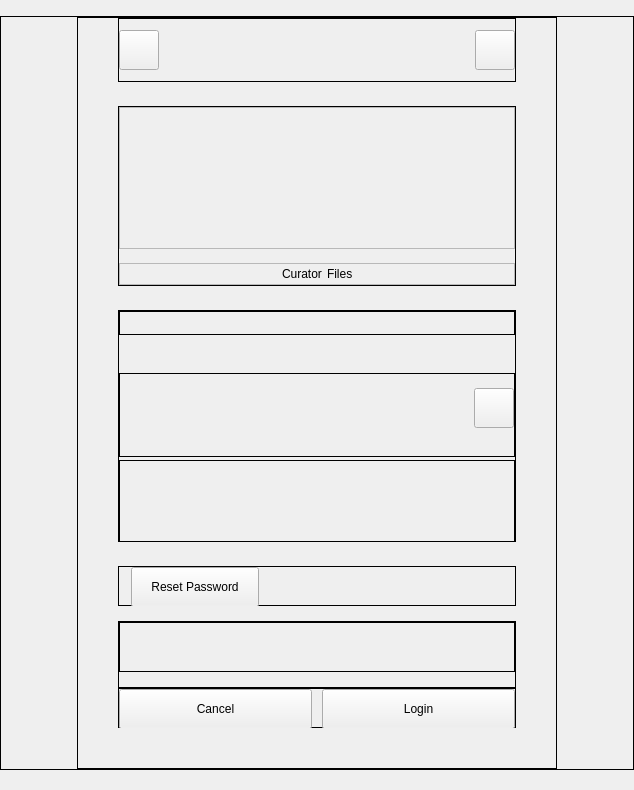
CSG-Development/owncloud-client, file src/gui/newwizard/pages/credentialspage.ui: the form before one commit.
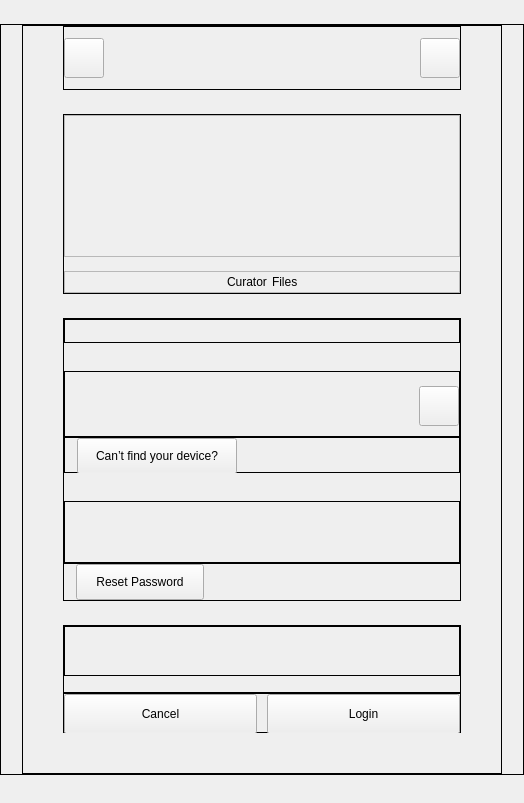
The form after the commit. Custom widgets are drawn as their Qt base class.

The edit to the form file:
```diff
--- a/src/gui/newwizard/pages/credentialspage.ui
+++ b/src/gui/newwizard/pages/credentialspage.ui
@@ -6,8 +6,8 @@
    <rect>
     <x>0</x>
     <y>0</y>
-    <width>634</width>
-    <height>790</height>
+    <width>524</width>
+    <height>803</height>
    </rect>
   </property>
   <property name="windowTitle">
@@ -499,7 +499,7 @@
               </property>
               <layout class="QVBoxLayout" name="verticalLayout_5">
                <property name="spacing">
-                <number>6</number>
+                <number>4</number>
                </property>
                <property name="leftMargin">
                 <number>0</number>
@@ -570,7 +570,7 @@
                  <property name="sizeHint" stdset="0">
                   <size>
                    <width>20</width>
-                   <height>32</height>
+                   <height>24</height>
                   </size>
                  </property>
                 </spacer>
@@ -580,13 +580,13 @@
                  <property name="minimumSize">
                   <size>
                    <width>0</width>
-                   <height>84</height>
+                   <height>66</height>
                   </size>
                  </property>
                  <property name="maximumSize">
                   <size>
                    <width>16777215</width>
-                   <height>84</height>
+                   <height>66</height>
                   </size>
                  </property>
                  <property name="frameShape">
@@ -609,7 +609,7 @@
                    <number>0</number>
                   </property>
                   <property name="bottomMargin">
-                   <number>0</number>
+                   <number>4</number>
                   </property>
                   <item>
                    <widget class="ComboWidget" name="edUrl" native="true"/>
@@ -630,13 +630,13 @@
                       <number>4</number>
                      </property>
                      <property name="topMargin">
-                      <number>0</number>
+                      <number>10</number>
                      </property>
                      <property name="rightMargin">
                       <number>0</number>
                      </property>
                      <property name="bottomMargin">
-                      <number>13</number>
+                      <number>1</number>
                      </property>
                      <item>
                       <widget class="ProgressIndicator" name="progressIndicator" native="true">
@@ -688,18 +688,102 @@
                  </layout>
                 </widget>
                </item>
+               <item>
+                <widget class="QFrame" name="frameCantFindDevice">
+                 <property name="minimumSize">
+                  <size>
+                   <width>0</width>
+                   <height>36</height>
+                  </size>
+                 </property>
+                 <property name="maximumSize">
+                  <size>
+                   <width>16777215</width>
+                   <height>36</height>
+                  </size>
+                 </property>
+                 <property name="frameShape">
+                  <enum>QFrame::Shape::Box</enum>
+                 </property>
+                 <property name="frameShadow">
+                  <enum>QFrame::Shadow::Plain</enum>
+                 </property>
+                 <layout class="QHBoxLayout" name="horizontalLayout_11">
+                  <property name="leftMargin">
+                   <number>12</number>
+                  </property>
+                  <property name="topMargin">
+                   <number>0</number>
+                  </property>
+                  <property name="bottomMargin">
+                   <number>0</number>
+                  </property>
+                  <item>
+                   <widget class="QPushButton" name="btnCantFindDevice">
+                    <property name="minimumSize">
+                     <size>
+                      <width>160</width>
+                      <height>36</height>
+                     </size>
+                    </property>
+                    <property name="maximumSize">
+                     <size>
+                      <width>16777215</width>
+                      <height>36</height>
+                     </size>
+                    </property>
+                    <property name="cursor">
+                     <cursorShape>PointingHandCursor</cursorShape>
+                    </property>
+                    <property name="text">
+                     <string>Can’t find your device?</string>
+                    </property>
+                   </widget>
+                  </item>
+                  <item>
+                   <spacer name="horizontalSpacer_11">
+                    <property name="orientation">
+                     <enum>Qt::Orientation::Horizontal</enum>
+                    </property>
+                    <property name="sizeHint" stdset="0">
+                     <size>
+                      <width>339</width>
+                      <height>20</height>
+                     </size>
+                    </property>
+                   </spacer>
+                  </item>
+                 </layout>
+                </widget>
+               </item>
+               <item>
+                <spacer name="verticalSpacer_10">
+                 <property name="orientation">
+                  <enum>Qt::Orientation::Vertical</enum>
+                 </property>
+                 <property name="sizeType">
+                  <enum>QSizePolicy::Policy::Fixed</enum>
+                 </property>
+                 <property name="sizeHint" stdset="0">
+                  <size>
+                   <width>20</width>
+                   <height>24</height>
+                  </size>
+                 </property>
+                </spacer>
+               </item>
                <item>
                 <widget class="QFrame" name="framePassword">
                  <property name="minimumSize">
                   <size>
                    <width>0</width>
-                   <height>84</height>
+                   <height>66</height>
                   </size>
                  </property>
                  <property name="maximumSize">
                   <size>
                    <width>16777215</width>
-                   <height>84</height>
+                   <height>66</height>
                   </size>
                  </property>
                  <property name="frameShape">
@@ -722,7 +806,7 @@
                    <number>0</number>
                   </property>
                   <property name="bottomMargin">
-                   <number>0</number>
+                   <number>3</number>
                   </property>
                   <item>
                    <widget class="InputWidget" name="edPassword" native="true"/>
@@ -733,34 +817,18 @@
               </layout>
              </widget>
             </item>
-            <item>
-             <spacer name="verticalSpacer_5">
-              <property name="orientation">
-               <enum>Qt::Orientation::Vertical</enum>
-              </property>
-              <property name="sizeType">
-               <enum>QSizePolicy::Policy::Fixed</enum>
-              </property>
-              <property name="sizeHint" stdset="0">
-               <size>
-                <width>20</width>
-                <height>24</height>
-               </size>
-              </property>
-             </spacer>
-            </item>
             <item>
              <widget class="QFrame" name="frameProps">
               <property name="minimumSize">
                <size>
                 <width>0</width>
-                <height>40</height>
+                <height>38</height>
                </size>
               </property>
               <property name="maximumSize">
                <size>
                 <width>16777215</width>
-                <height>40</height>
+                <height>38</height>
                </size>
               </property>
               <property name="frameShape">
@@ -784,13 +852,13 @@
                  <property name="minimumSize">
                   <size>
                    <width>128</width>
-                   <height>40</height>
+                   <height>36</height>
                   </size>
                  </property>
                  <property name="maximumSize">
                   <size>
                    <width>16777215</width>
-                   <height>40</height>
+                   <height>36</height>
                   </size>
                  </property>
                  <property name="cursor">
@@ -822,6 +890,9 @@
               <property name="orientation">
                <enum>Qt::Orientation::Vertical</enum>
               </property>
+              <property name="sizeType">
+               <enum>QSizePolicy::Policy::Fixed</enum>
+              </property>
               <property name="sizeHint" stdset="0">
                <size>
                 <width>20</width>
```
